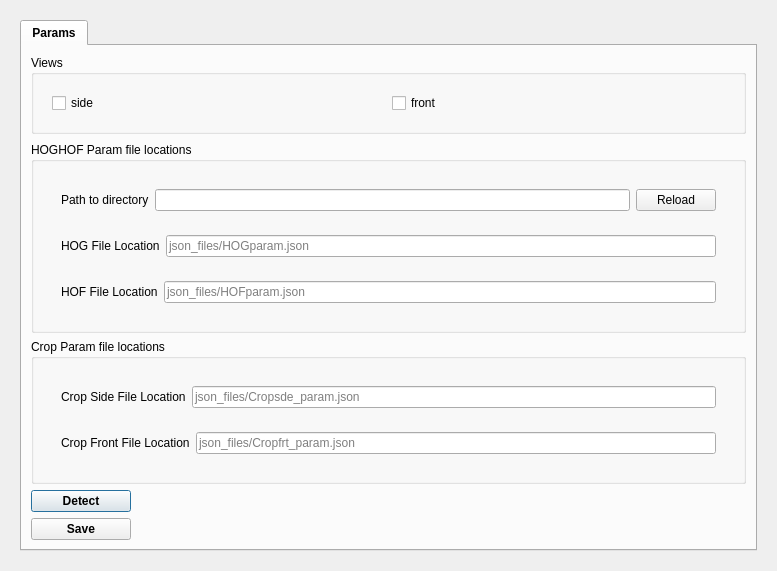
Old version of the form src/plugin/jaaba_plugin/jaaba_plugin.ui in the repository hubbardp/BIASJAABA.
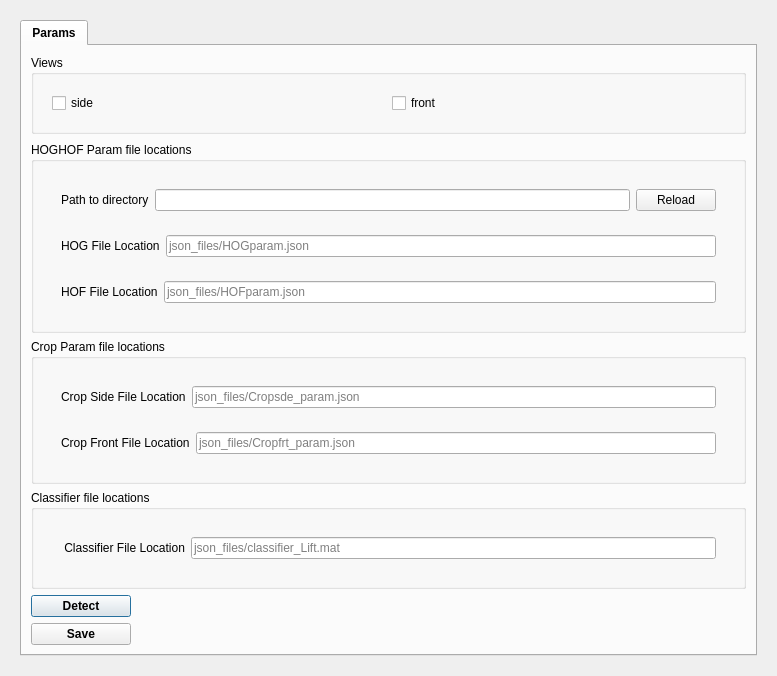
New version of the form.

Commit message: Added beh_class to jaaba plugin   Classifier kind of working in video backend mode   Minor changes to support files

Diff of the .ui file:
```diff
--- a/src/plugin/jaaba_plugin/jaaba_plugin.ui
+++ b/src/plugin/jaaba_plugin/jaaba_plugin.ui
@@ -371,6 +371,71 @@
             </layout>
            </widget>
           </item>
+          <item>
+           <widget class="QGroupBox" name="ClasscomGroupBoxPtr">
+            <property name="font">
+             <font>
+              <weight>50</weight>
+              <bold>false</bold>
+             </font>
+            </property>
+            <property name="title">
+             <string>Classifier file locations</string>
+            </property>
+            <layout class="QVBoxLayout" name="ClassverticalLayout_1">
+             <item>
+              <widget class="QWidget" name="ClasscommWidgetPtr_1" native="true">
+               <layout class="QVBoxLayout" name="ClassverticalLayout_2">
+                <item>
+                 <widget class="QWidget" name="ClasscommWidgetPtr_2" native="true">
+                  <layout class="QHBoxLayout" name="ClasshorizontalLayout_1">
+                   <item>
+                    <widget class="QLabel" name="ClasscomPortLabelPtr1">
+                     <property name="sizePolicy">
+                      <sizepolicy hsizetype="Fixed" vsizetype="Preferred">
+                       <horstretch>0</horstretch>
+                       <verstretch>0</verstretch>
+                      </sizepolicy>
+                     </property>
+                     <property name="minimumSize">
+                      <size>
+                       <width>80</width>
+                       <height>0</height>
+                      </size>
+                     </property>
+                     <property name="maximumSize">
+                      <size>
+                       <width>250</width>
+                       <height>16777215</height>
+                      </size>
+                     </property>
+                     <property name="font">
+                      <font>
+                       <weight>50</weight>
+                       <bold>false</bold>
+                      </font>
+                     </property>
+                     <property name="text">
+                      <string> Classifier File Location</string>
+                     </property>
+                    </widget>
+                   </item>
+                   <item>
+                    <widget class="QLineEdit" name="ClassFilePtr_">
+                     <property name="placeholderText">
+                      <string>json_files/classifier_Lift.mat</string>
+                     </property>
+                    </widget>
+                   </item>
+                  </layout>
+                 </widget>
+                </item>
+                </layout>
+              </widget>
+             </item>
+            </layout>
+           </widget>
+          </item>
           <item>
            <widget class="QPushButton" name="detectButtonPtr_">
             <property name="text">
```
The commit also changes 13 other files.
